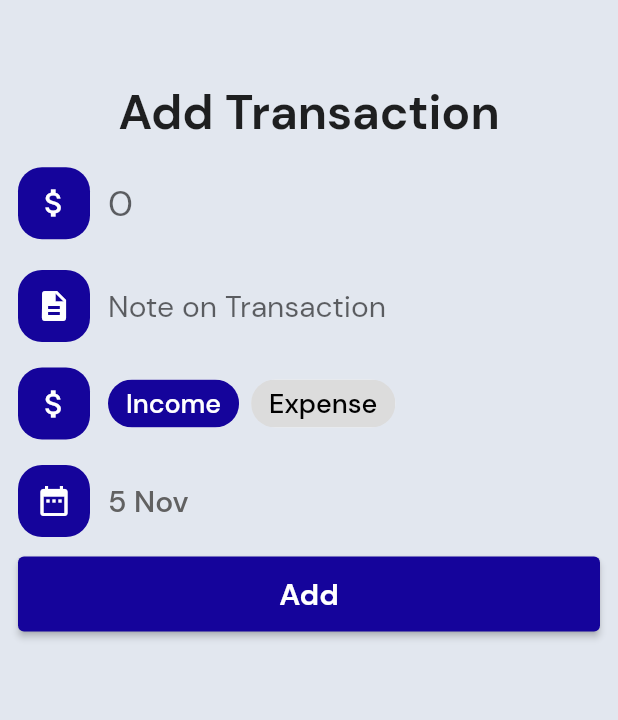
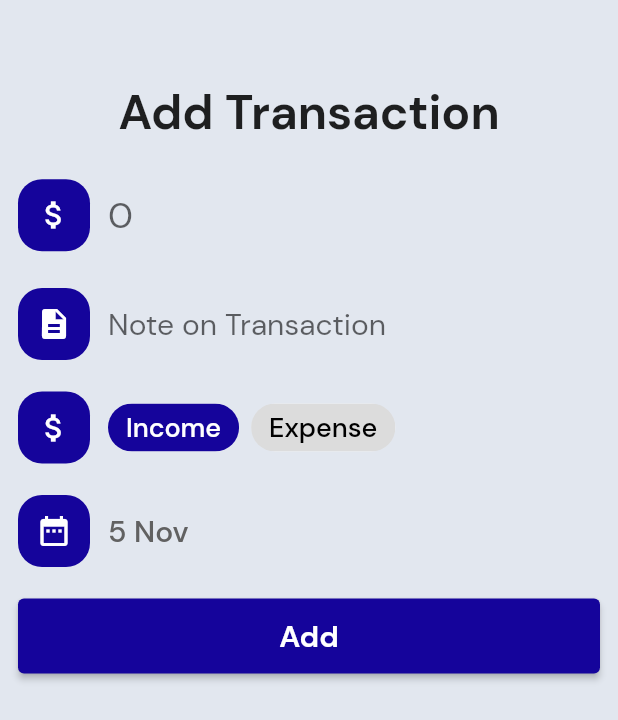
Before and after one commit to desi-programmer/money_manager, a Flutter app: the HomePageSingleColor screen opened directly, after a tap on the "add" icon, on a phone screen of 412 x 824 dp. Shown: the top 720 px of the screen. Run offline on Flutter 3.47's test engine with Material 2 defaults, Android fonts, the light colour scheme and no system bars; our stand-ins replace fl_chart, hive, hive_flutter, shared_preferences; accounts and stored records are empty.

Commit message:
Almost Done

```diff
--- a/lib/main.dart
+++ b/lib/main.dart
@@ -1,5 +1,7 @@
+import 'package:expense/controllers/db_helper.dart';
 import 'package:expense/pages/homepage.dart';
 import 'package:expense/pages/add_expense.dart';
+import 'package:expense/pages/splash.dart';
 import 'package:expense/theme.dart';
 import 'package:fl_chart/fl_chart.dart';
 import 'package:flutter/cupertino.dart';
@@ -25,7 +27,7 @@ class MyApp extends StatelessWidget {
       debugShowCheckedModeBanner: false,
       title: 'Expenses',
       theme: myTheme,
-      home: const HomePageSingleColor(),
+      home: const Splash(),
     );
   }
 }
--- a/lib/pages/add_expense_no_gradient.dart
+++ b/lib/pages/add_expense_no_gradient.dart
@@ -68,7 +68,7 @@ class _AddExpenseNoGradientState extends State<AddExpenseNoGradient> {
           ),
           //
           SizedBox(
-            height: 12.0,
+            height: 20.0,
           ),
           //
           Row(
@@ -116,10 +116,10 @@ class _AddExpenseNoGradientState extends State<AddExpenseNoGradient> {
               ),
             ],
           ),
+          //
           SizedBox(
-            height: 16.0,
+            height: 20.0,
           ),
-          //
           //
           Row(
             children: [
@@ -159,8 +159,9 @@ class _AddExpenseNoGradientState extends State<AddExpenseNoGradient> {
               ),
             ],
           ),
+          //
           SizedBox(
-            height: 16.0,
+            height: 20.0,
           ),
           //
           Row(
@@ -228,7 +229,7 @@ class _AddExpenseNoGradientState extends State<AddExpenseNoGradient> {
           ),
           //
           SizedBox(
-            height: 16.0,
+            height: 20.0,
           ),
           //
           SizedBox(
@@ -280,7 +281,7 @@ class _AddExpenseNoGradientState extends State<AddExpenseNoGradient> {
           ),
           //
           SizedBox(
-            height: 12.0,
+            height: 20.0,
           ),
           //
           SizedBox(
--- a/lib/pages/homepage.dart
+++ b/lib/pages/homepage.dart
@@ -6,6 +6,7 @@ import 'package:flutter/material.dart';
 import 'package:flutter/rendering.dart';
 import 'package:expense/static.dart' as Static;
 import 'package:hive/hive.dart';
+import 'package:shared_preferences/shared_preferences.dart';
 
 class HomePageSingleColor extends StatefulWidget {
   const HomePageSingleColor({Key? key}) : super(key: key);
@@ -17,6 +18,7 @@ class HomePageSingleColor extends StatefulWidget {
 class _HomePageSingleColorState extends State<HomePageSingleColor> {
   //
   late Box box;
+  late SharedPreferences preferences;
   Map? data;
   int totalBalance = 0;
   int totalIncome = 0;
@@ -24,10 +26,30 @@ class _HomePageSingleColorState extends State<HomePageSingleColor> {
   List<FlSpot> dataSet = [];
   DateTime today = DateTime.now();
 
+  List<String> months = [
+    "Jan",
+    "Feb",
+    "Mar",
+    "Apr",
+    "May",
+    "Jun",
+    "Jul",
+    "Aug",
+    "Sep",
+    "Oct",
+    "Nov",
+    "Dec"
+  ];
+
   @override
   void initState() {
     super.initState();
+    getPreference();
     box = Hive.box('money');
+  }
+
+  getPreference() async {
+    preferences = await SharedPreferences.getInstance();
   }
 
   Future<Map> fetch() {
@@ -40,6 +62,7 @@ class _HomePageSingleColorState extends State<HomePageSingleColor> {
   //
 
   List<FlSpot> getPlotPoints(Map entireData) {
+    dataSet = [];
     entireData.forEach((key, value) {
       print(
         (value['date'] as DateTime).day.toDouble(),
@@ -167,17 +190,31 @@ class _HomePageSingleColorState extends State<HomePageSingleColor> {
                           SizedBox(
                             width: 8.0,
                           ),
-                          Text(
-                            "Welcome Prince",
+                          SizedBox(
+                            width: 200.0,
+                            child: Text(
+                              "Welcome ${preferences.getString('name')}",
                               style: TextStyle(
                                 fontSize: 24.0,
                                 fontWeight: FontWeight.w700,
                                 color: Static.PrimaryMaterialColor[800],
                               ),
+                              maxLines: 1,
+                            ),
                           ),
                         ],
                       ),
-                      InkWell(
+                      Container(
+                        decoration: BoxDecoration(
+                          borderRadius: BorderRadius.circular(
+                            12.0,
+                          ),
+                          color: Colors.white70,
+                        ),
+                        padding: EdgeInsets.all(
+                          12.0,
+                        ),
+                        child: InkWell(
                           onTap: () {
                             Navigator.of(context)
                                 .push(
@@ -193,6 +230,7 @@ class _HomePageSingleColorState extends State<HomePageSingleColor> {
                             Icons.settings,
                             size: 32.0,
                             color: Color(0xff3E454C),
+                          ),
                         ),
                       ),
                     ],
@@ -283,11 +321,11 @@ class _HomePageSingleColorState extends State<HomePageSingleColor> {
                     12.0,
                   ),
                   child: Text(
-                    "Nov 2021",
+                    "${months[today.month - 1]} ${today.year}",
                     style: TextStyle(
-                      fontSize: 24.0,
-                      color: Colors.grey[700],
-                      fontWeight: FontWeight.w700,
+                      fontSize: 32.0,
+                      color: Colors.black87,
+                      fontWeight: FontWeight.w900,
                     ),
                   ),
                 ),
@@ -352,11 +390,6 @@ class _HomePageSingleColorState extends State<HomePageSingleColor> {
                         ),
                         child: LineChart(
                           LineChartData(
-                            axisTitleData: FlAxisTitleData(
-                              bottomTitle: AxisTitle(
-                                titleText: 'Dates',
-                              ),
-                            ),
                             borderData: FlBorderData(
                               show: false,
                             ),
@@ -370,7 +403,7 @@ class _HomePageSingleColorState extends State<HomePageSingleColor> {
                                 ],
                                 showingIndicators: [200, 200, 90, 10],
                                 dotData: FlDotData(
-                                  show: false,
+                                  show: true,
                                 ),
                               ),
                             ],
@@ -383,9 +416,9 @@ class _HomePageSingleColorState extends State<HomePageSingleColor> {
                   child: Text(
                     "Recent Expenses",
                     style: TextStyle(
-                      fontSize: 24.0,
-                      color: Colors.grey[700],
-                      fontWeight: FontWeight.w700,
+                      fontSize: 32.0,
+                      color: Colors.black87,
+                      fontWeight: FontWeight.w900,
                     ),
                   ),
                 ),
--- a/lib/theme.dart
+++ b/lib/theme.dart
@@ -70,11 +70,11 @@ ThemeData myTheme = ThemeData(
   fontFamily: "customFont",
   primaryColor: Color(0xff15049b),
   primarySwatch: PrimaryMaterialColor,
-  elevatedButtonTheme: ElevatedButtonThemeData(
-    style: ButtonStyle(
-      backgroundColor: MaterialStateProperty.all(
-        Color(0xff15049b),
-      ),
+  appBarTheme: AppBarTheme(
+    titleTextStyle: TextStyle(
+      fontSize: 20.0,
+      fontFamily: "customFont",
+      fontWeight: FontWeight.w600,
     ),
   ),
 );
```
Also changed, not shown: lib/controllers/db_helper.dart (+12 -0 lines), lib/pages/settings.dart (+84 -0 lines), 1 other file. Lines whose indentation alone changed are shown as unchanged.
